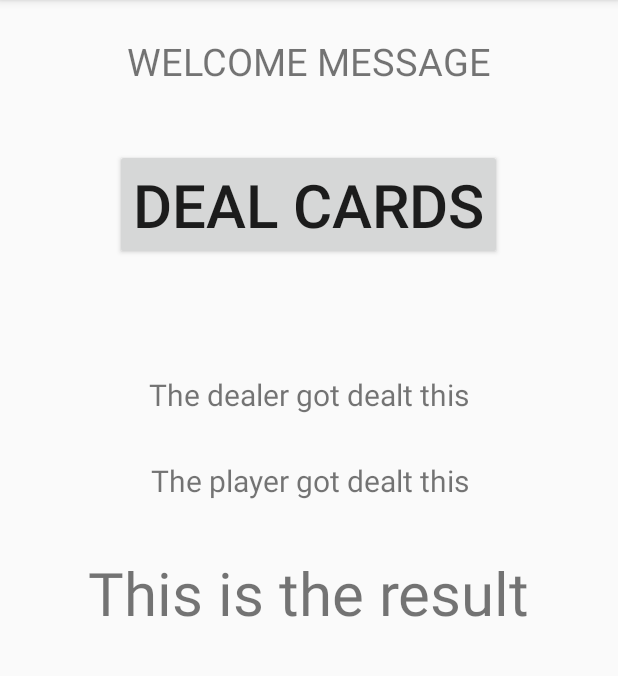
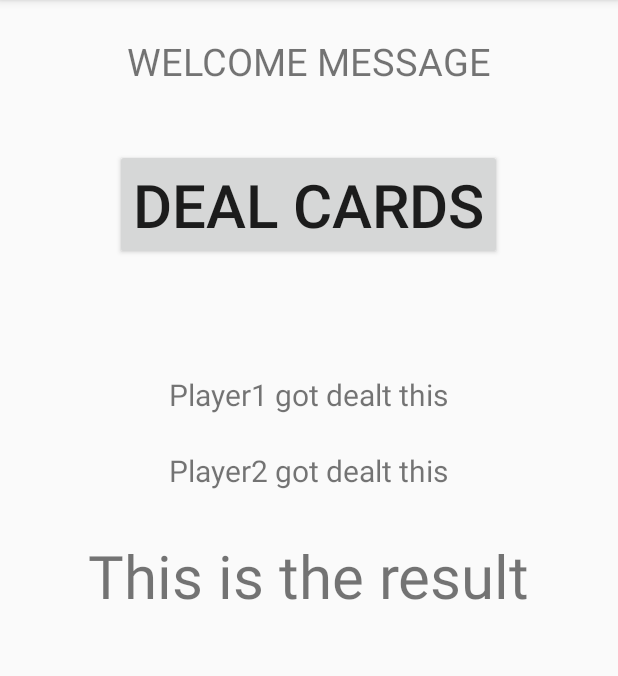
Before and after one commit to mas2206/project2_blackjack_app, an Android app: the screen it shows after launch (MainActivity), on a phone screen of 412 x 824 dp, the part 84-760 px from its top. Run offline under Robolectric (Android 15) with nearby library versions, the phone set to English and light mode, and no system bars.

Commit message:
added methods to show players hands as strings,changingg main activity to have more steps

```diff
--- a/app/src/main/java/example/codeclan/com/blackjackapp/Hand.java
+++ b/app/src/main/java/example/codeclan/com/blackjackapp/Hand.java
@@ -26,4 +26,8 @@ public class Hand {
         return totalValue;
     }
 
+    public ArrayList<Card> getCards(){
+        return new ArrayList<>(cards);
+    }
+
 }
--- a/app/src/main/java/example/codeclan/com/blackjackapp/MainActivity.java
+++ b/app/src/main/java/example/codeclan/com/blackjackapp/MainActivity.java
@@ -22,7 +22,10 @@ public class MainActivity extends AppCompatActivity {
     }
 
     public void onDealCardsButtonClick(View view) {
-        game.play();
+        //set up game - game.setUpGame();
+        //display text on the screen with hand values for both players - game.playerOne/TwoHand();
+        //calculate winner - game.calculateWinner();
+        //display winner
     }
 
 }
--- a/app/src/main/res/layout/activity_main.xml
+++ b/app/src/main/res/layout/activity_main.xml
@@ -29,8 +29,8 @@
         android:onClick="onDealCardsButtonClick"/>
 
     <TextView
-        android:id="@+id/dealer_hand_text"
-        android:text="The dealer got dealt this"
+        android:id="@+id/player1_hand_text"
+        android:text="Player1 got dealt this"
         android:textSize="20sp"
         android:layout_width="wrap_content"
         android:layout_height="wrap_content"
@@ -39,15 +39,15 @@
         android:layout_marginTop="76dp" />
 
     <TextView
-        android:id="@+id/player_hand_text"
-        android:text="The player got dealt this"
+        android:id="@+id/player2_hand_text"
+        android:text="Player2 got dealt this"
         android:textSize="20sp"
         android:layout_width="wrap_content"
         android:layout_height="wrap_content"
-        android:layout_marginTop="30dp"
-        android:layout_below="@+id/dealer_hand_text"
-        android:layout_alignRight="@+id/dealer_hand_text"
-        android:layout_alignEnd="@+id/dealer_hand_text" />
+        android:layout_marginTop="23dp"
+        android:layout_below="@+id/player1_hand_text"
+        android:layout_alignRight="@+id/player1_hand_text"
+        android:layout_alignEnd="@+id/player1_hand_text" />
 
     <TextView
         android:id="@+id/result_text"
@@ -55,8 +55,8 @@
         android:textSize="40sp"
         android:layout_width="wrap_content"
         android:layout_height="wrap_content"
-        android:layout_marginTop="34dp"
-        android:layout_below="@+id/player_hand_text"
+        android:layout_marginTop="29dp"
+        android:layout_below="@+id/player2_hand_text"
         android:layout_centerHorizontal="true" />
 
 </RelativeLayout>
```
Also changed, not shown: app/src/main/java/example/codeclan/com/blackjackapp/Game.java (+15 -7 lines), app/src/main/java/example/codeclan/com/blackjackapp/Player.java (+8 -0 lines), 1 other file.
